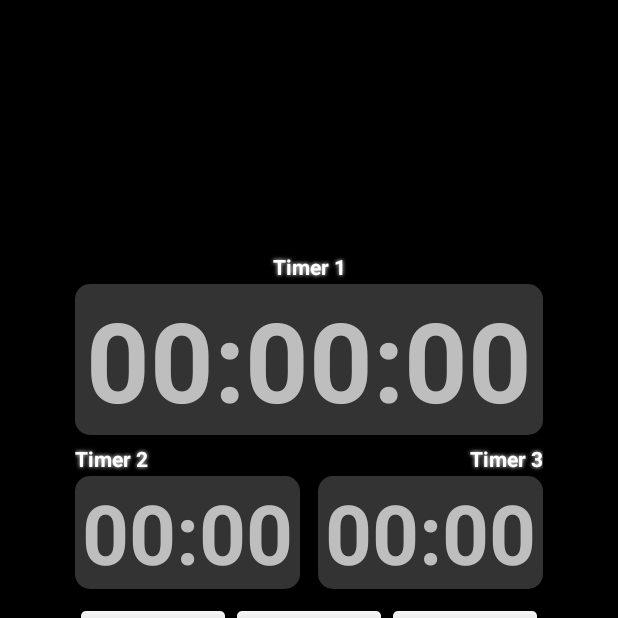
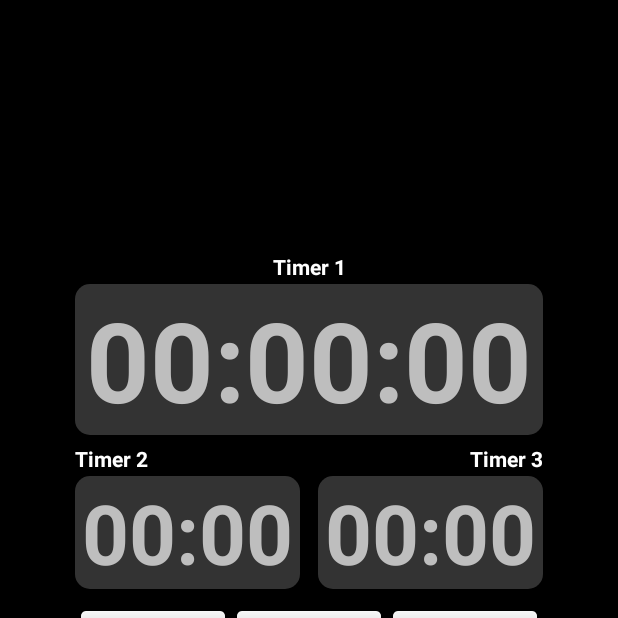
Before and after one commit to tstratton/kitchentimer, an Android app: the screen it shows after launch (MainActivity), on a phone screen of 412 x 824 dp, the top half of it. Run offline under Robolectric (Android 15) with nearby library versions, the phone set to English and light mode, and no system bars.

Commit message:
ui cleanup, fixed centering of +/- on hdpi 9patch images
also update app.iml file

```diff
--- a/app/src/main/res/layout-hdpi-v4/main.xml
+++ b/app/src/main/res/layout-hdpi-v4/main.xml
@@ -40,8 +40,6 @@
                 android:maxLines="1"
                 android:paddingLeft="6dp"
                 android:paddingRight="6dp"
-                android:shadowColor="@color/white"
-                android:shadowRadius="3"
                 android:textColor="@color/white"
                 android:textStyle="bold" />
 
@@ -82,8 +80,6 @@
                     android:gravity="left"
                     android:maxLines="1"
                     android:paddingRight="10dp"
-                    android:shadowColor="@color/white"
-                    android:shadowRadius="3"
                     android:textColor="@color/white"
                     android:textStyle="bold" />
 
@@ -118,8 +114,6 @@
                     android:gravity="right"
                     android:maxLines="1"
                     android:paddingLeft="10dp"
-                    android:shadowColor="@color/white"
-                    android:shadowRadius="3"
                     android:textColor="@color/white"
                     android:textStyle="bold" />
 
--- a/app/src/main/res/layout/main.xml
+++ b/app/src/main/res/layout/main.xml
@@ -40,8 +40,6 @@
                 android:maxLines="1"
                 android:paddingLeft="6dp"
                 android:paddingRight="6dp"
-                android:shadowColor="@color/white"
-                android:shadowRadius="3"
                 android:textColor="@color/white"
                 android:textStyle="bold" />
 
@@ -56,7 +54,7 @@
                 android:text="@string/sixzeros"
                 android:textSize="66dp"
                 android:textStyle="bold"
-                android:typeface="sans"></TextView>
+                android:typeface="sans" />
         </LinearLayout>
 
         <LinearLayout
@@ -81,8 +79,6 @@
                     android:gravity="left"
                     android:maxLines="1"
                     android:paddingRight="10dp"
-                    android:shadowColor="@color/white"
-                    android:shadowRadius="3"
                     android:textColor="@color/white"
                     android:textStyle="bold" />
 
@@ -97,7 +93,7 @@
                     android:text="@string/fourzeros"
                     android:textSize="47dp"
                     android:textStyle="bold"
-                    android:typeface="sans"></TextView>
+                    android:typeface="sans" />
             </LinearLayout>
 
             <LinearLayout
@@ -117,8 +113,6 @@
                     android:gravity="right"
                     android:maxLines="1"
                     android:paddingLeft="10dp"
-                    android:shadowColor="@color/white"
-                    android:shadowRadius="3"
                     android:textColor="@color/white"
                     android:textStyle="bold" />
 
@@ -175,7 +169,7 @@
             android:layout_height="wrap_content"
             android:layout_gravity="center"
             android:text="@string/start"
-            android:textSize="32dp"></Button>
+            android:textSize="32dp" />
 
         <LinearLayout
             android:layout_width="fill_parent"
```
Also changed, not shown: app/src/main/res/drawable-hdpi-v4/timepicker_down_disabled.9.png, app/src/main/res/drawable-hdpi-v4/timepicker_down_disabled_focused.9.png, app/src/main/res/drawable-hdpi-v4/timepicker_down_normal.9.png, app/src/main/res/drawable-hdpi-v4/timepicker_down_pressed.9.png, app/src/main/res/drawable-hdpi-v4/timepicker_down_selected.9.png, app/src/main/res/drawable-hdpi-v4/timepicker_up_disabled.9.png, app/src/main/res/drawable-hdpi-v4/timepicker_up_disabled_focused.9.png, app/src/main/res/drawable-hdpi-v4/timepicker_up_normal.9.png, app/src/main/res/drawable-hdpi-v4/timepicker_up_pressed.9.png, app/src/main/res/drawable-hdpi-v4/timepicker_up_selected.9.png, 1 other file.
